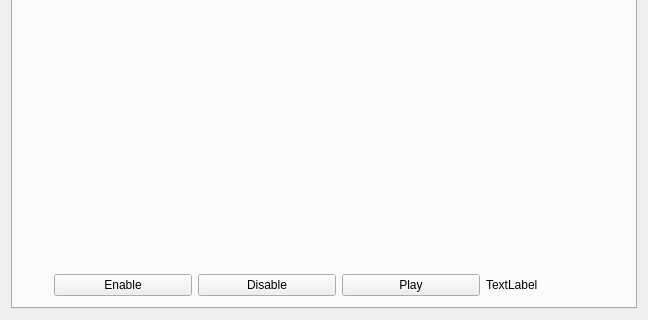
The window that sampleApp/mainwindow.ui (rom-p/qtWidgets) describes before a commit, drawn with Qt 5; both pictures show x 0 to 648 and y 174 to 494 of the 648 by 494 pixel window.
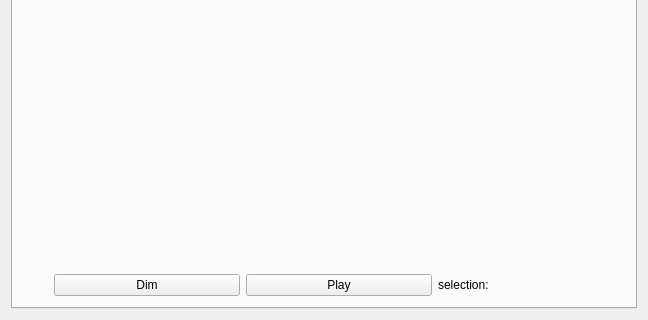
The same window after the commit. The open tabs and pages were chosen to show the change. Custom widgets are drawn as their Qt base class.

Diff of the .ui file:
```diff
--- a/sampleApp/mainwindow.ui
+++ b/sampleApp/mainwindow.ui
@@ -216,19 +216,12 @@
             <item>
              <widget class="QPushButton" name="_enable">
               <property name="text">
-               <string>Enable</string>
+               <string>Dim</string>
               </property>
              </widget>
             </item>
             <item>
-             <widget class="QPushButton" name="_disable">
-              <property name="text">
-               <string>Disable</string>
-              </property>
-             </widget>
-            </item>
-            <item>
-             <widget class="QPushButton" name="_play">
+             <widget class="QPushButton" name="_playVU">
               <property name="text">
                <string>Play</string>
               </property>
@@ -237,7 +230,7 @@
             <item>
              <widget class="QLabel" name="_selection">
               <property name="text">
-               <string>TextLabel</string>
+               <string>selection: </string>
               </property>
              </widget>
             </item>
```
Left out of the diff: 11 changed lines with no effect on the pictures.
